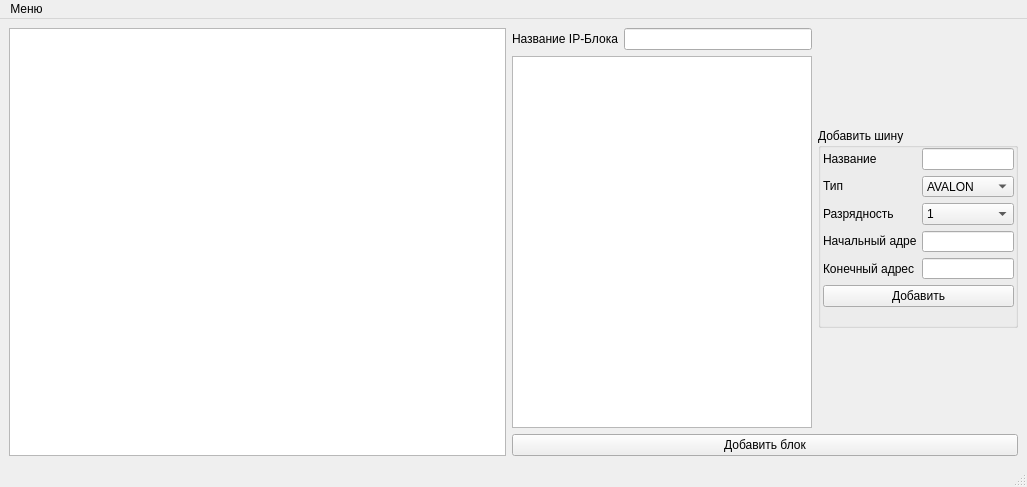
Above: mainwindow.ui from IraSoro/front-end-systems-engineering before the change. Below: the same form after it.
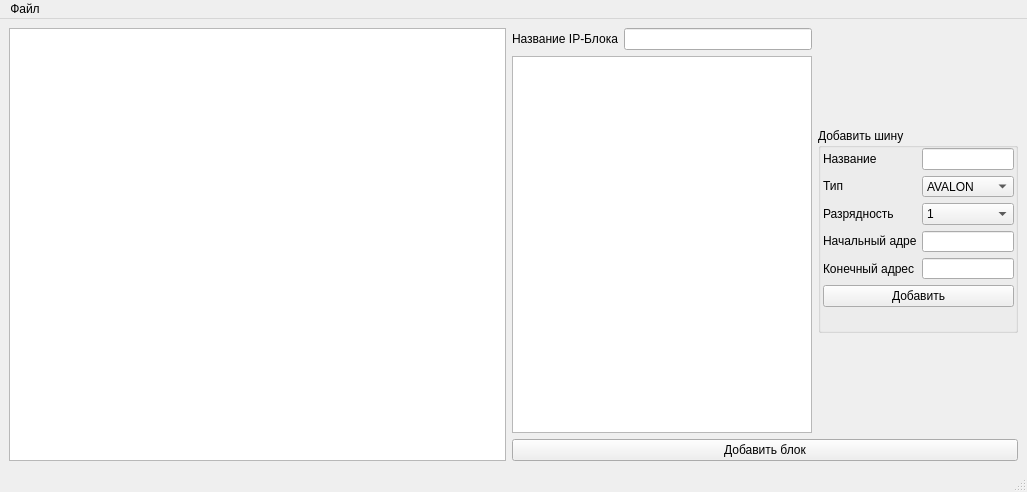
That is the form after the change.

```diff
--- a/mainwindow.ui
+++ b/mainwindow.ui
@@ -7,7 +7,7 @@
     <x>0</x>
     <y>0</y>
     <width>1027</width>
-    <height>442</height>
+    <height>492</height>
    </rect>
   </property>
   <property name="windowTitle">
@@ -245,7 +245,7 @@
    </property>
    <widget class="QMenu" name="menu">
     <property name="title">
-     <string>Меню</string>
+     <string>Файл</string>
     </property>
     <addaction name="action"/>
    </widget>
```
Left out of the diff: 6 changed lines with no effect on the pictures.
